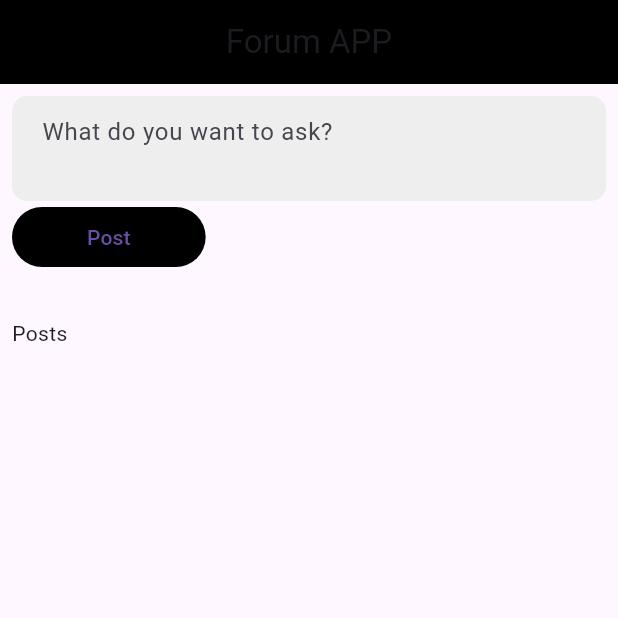
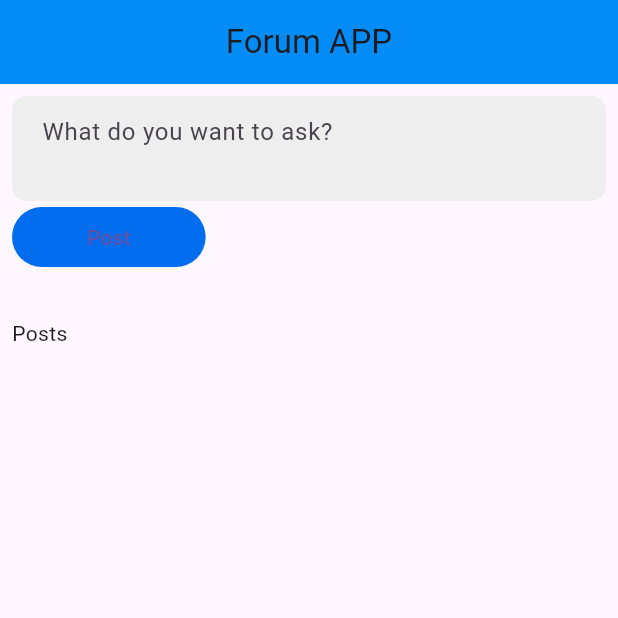
Before and after one commit to Azixe/TubesABP, a Flutter app: the HomePage screen opened directly, on a phone screen of 412 x 824 dp, the top half of it. Run offline on Flutter 3.47's test engine with Material 3 defaults, Android fonts, the phone set to English and light mode, and no system bars; our stand-ins replace get, get_storage, google_fonts; accounts and stored records are empty; network calls fail.

Commit message:
perubahan part 2

```diff
--- a/forumapp/lib/views/home.dart
+++ b/forumapp/lib/views/home.dart
@@ -20,7 +20,7 @@ class _HomePageState extends State<HomePage> {
     return Scaffold(
       appBar: AppBar(
         title: const Text('Forum APP'),
-        backgroundColor: Colors.black,
+        backgroundColor: const Color.fromARGB(255, 3, 140, 245),
         elevation: 0,
         centerTitle: true,
       ),
@@ -43,7 +43,7 @@ class _HomePageState extends State<HomePage> {
                 // ),
                 ElevatedButton(
                   style: ElevatedButton.styleFrom(
-                    backgroundColor: Colors.black,
+                    backgroundColor: const Color.fromARGB(255, 2, 109, 239),
                     elevation: 0,
                     padding: const EdgeInsets.symmetric(
                       horizontal: 50,
```
